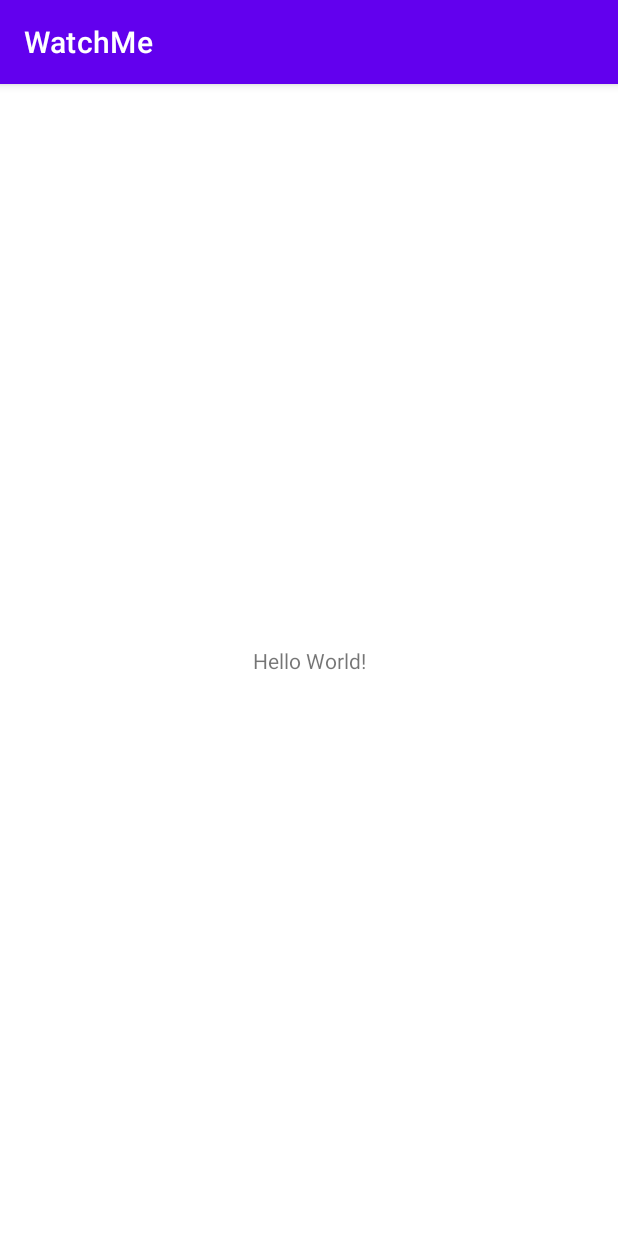
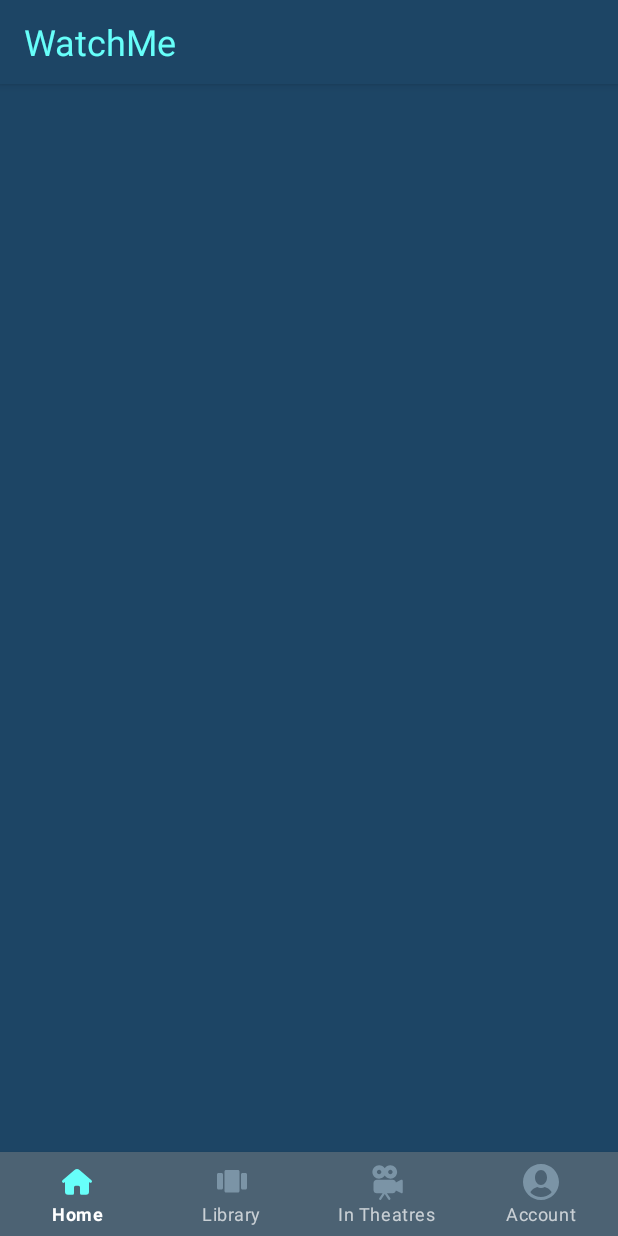
Before and after one commit to humansuity/WatchMe, an Android app: the screen it shows after launch (MainActivity), on a phone screen of 412 x 824 dp. Run offline under Robolectric (Android 15) with nearby library versions, the phone set to English and light mode, and no system bars.

Commit message:
Configured main_activity.xml

```diff
--- a/app/build.gradle
+++ b/app/build.gradle
@@ -51,10 +51,7 @@ dependencies {
     implementation 'com.github.kirich1409:viewbindingpropertydelegate:1.4.4'
 
     /* COROUTINES */
-    implementation 'org.jetbrains.kotlinx:kotlinx-coroutines-android:1.4.1'
-
-    /* FLOW */
-    implementation 'org.jetbrains.kotlinx:kotlinx-coroutines-core:1.4.3'
+    implementation "org.jetbrains.kotlinx:kotlinx-coroutines-android:$kotlin_coroutines_version"
 
     /* FRAGMENT */
     implementation "androidx.fragment:fragment-ktx:$fragment_version"
@@ -69,6 +66,9 @@ dependencies {
     implementation "androidx.navigation:navigation-fragment-ktx:$nav_version"
     implementation "androidx.navigation:navigation-ui-ktx:$nav_version"
 
+    /* COORDINATOR LAYOUT */
+    implementation "androidx.coordinatorlayout:coordinatorlayout:$coordinatorlayout_version"
+
 
 
 
--- a/app/src/main/java/com/humansuit/watchme/ui/MainActivity.kt
+++ b/app/src/main/java/com/humansuit/watchme/ui/MainActivity.kt
@@ -2,6 +2,7 @@ package com.humansuit.watchme.ui
 
 import androidx.appcompat.app.AppCompatActivity
 import android.os.Bundle
+import androidx.appcompat.widget.Toolbar
 import com.humansuit.watchme.R
 
 class MainActivity : AppCompatActivity() {
@@ -9,6 +10,8 @@ class MainActivity : AppCompatActivity() {
     override fun onCreate(savedInstanceState: Bundle?) {
         super.onCreate(savedInstanceState)
         setContentView(R.layout.activity_main)
+        val appToolBar = findViewById<Toolbar>(R.id.appToolBar)
+        setSupportActionBar(appToolBar)
 
     }
 
--- /dev/null
+++ b/app/src/main/res/color/bottom_nav_bar_icons_state.xml
@@ -0,0 +1,9 @@
+<?xml version="1.0" encoding="utf-8"?>
+<selector xmlns:android="http://schemas.android.com/apk/res/android">
+    <item
+        android:state_checked="true"
+        android:color="@color/colorSurfaceHighLight" />
+    <item
+        android:state_checked="false"
+        android:color="@color/colorSurfaceDefault"/>
+</selector>
--- /dev/null
+++ b/app/src/main/res/color/bottom_navigation_text.xml
@@ -0,0 +1,9 @@
+<?xml version="1.0" encoding="utf-8"?>
+<selector xmlns:android="http://schemas.android.com/apk/res/android">
+    <item
+        android:state_checked="true"
+        android:color="@color/textOnPrimaryHighEmphasis" />
+    <item
+        android:state_checked="false"
+        android:color="@color/textOnPrimaryMediumEmphasis" />
+</selector>
--- /dev/null
+++ b/app/src/main/res/drawable/ic_camera_24dp.xml
@@ -0,0 +1,10 @@
+<vector
+    android:height="24dp"
+    android:viewportHeight="32"
+    android:viewportWidth="32"
+    android:width="24dp"
+    xmlns:android="http://schemas.android.com/apk/res/android">
+    <path
+        android:fillColor="#FF000000"
+        android:pathData="M29.5 14.1c-0.3-0.2-0.7-0.2-1 0l-4.6 2.3C23.7 15 22.5 14 21 14H7c-1.7 0-3 1.3-3 3v6c0 1.7 1.3 3 3 3h5.1l-3 4.4c-0.3 0.5-0.2 1.1 0.3 1.4 0.5 0.3 1.1 0.2 1.4-0.3l3.2-4.8 3.2 4.8c0.2 0.3 0.5 0.4 0.8 0.4 0.2 0 0.4-0.1 0.6-0.2 0.5-0.3 0.6-0.9 0.3-1.4l-3-4.4H21c1.5 0 2.7-1 2.9-2.4l4.6 2.3C28.7 26 28.8 26 29 26s0.4-0.1 0.5-0.1c0.3-0.2 0.5-0.5 0.5-0.9V15c0-0.3-0.2-0.7-0.5-0.9zM19 1c-2.1 0-3.9 1.1-5 2.7C12.9 2.1 11.1 1 9 1 5.7 1 3 3.7 3 7s2.7 6 6 6c2.1 0 3.9-1.1 5-2.7 1.1 1.6 2.9 2.7 5 2.7 3.3 0 6-2.7 6-6s-2.7-6-6-6zM9 9C7.9 9 7 8.1 7 7s0.9-2 2-2 2 0.9 2 2-0.9 2-2 2zm10 0c-1.1 0-2-0.9-2-2s0.9-2 2-2 2 0.9 2 2-0.9 2-2 2z"/>
+</vector>
--- /dev/null
+++ b/app/src/main/res/drawable/ic_home_24dp.xml
@@ -0,0 +1,10 @@
+<vector
+    xmlns:android="http://schemas.android.com/apk/res/android"
+    android:width="24dp"
+    android:height="24dp"
+    android:viewportWidth="24"
+    android:viewportHeight="24">
+    <path
+        android:pathData="M21.76 12.14A1 1 0 0 1 21 12.5a1 1 0 0 1-0.64-0.23L20 12v6.5a2 2 0 0 1-2 2h-3a1 1 0 0 1-1-1v-4a1 1 0 0 0-1-1h-2a1 1 0 0 0-1 1v4a1 1 0 0 1-1 1H6a2 2 0 0 1-2-2V12l-0.36 0.3a1 1 0 0 1-1.28-1.54l7.77-6.54a2.86 2.86 0 0 1 3.74 0l7.77 6.54a1 1 0 0 1 0.12 1.38z"
+        android:fillColor="#FF000000"/>
+</vector>
--- /dev/null
+++ b/app/src/main/res/drawable/ic_library_24dp.xml
@@ -0,0 +1,9 @@
+<vector xmlns:android="http://schemas.android.com/apk/res/android"
+    android:width="24dp"
+    android:height="24dp"
+    android:viewportWidth="24"
+    android:viewportHeight="24">
+    <path
+        android:fillColor="#FF000000"
+        android:pathData="M8,19h8c0.55,0 1,-0.45 1,-1L17,5c0,-0.55 -0.45,-1 -1,-1L8,4c-0.55,0 -1,0.45 -1,1v13c0,0.55 0.45,1 1,1zM3,17h2c0.55,0 1,-0.45 1,-1L6,7c0,-0.55 -0.45,-1 -1,-1L3,6c-0.55,0 -1,0.45 -1,1v9c0,0.55 0.45,1 1,1zM18,7v9c0,0.55 0.45,1 1,1h2c0.55,0 1,-0.45 1,-1L22,7c0,-0.55 -0.45,-1 -1,-1h-2c-0.55,0 -1,0.45 -1,1z"/>
+</vector>
--- /dev/null
+++ b/app/src/main/res/drawable/ic_user_24dp.xml
@@ -0,0 +1,10 @@
+<vector
+    xmlns:android="http://schemas.android.com/apk/res/android"
+    android:width="24dp"
+    android:height="24dp"
+    android:viewportWidth="24"
+    android:viewportHeight="24">
+    <path
+        android:fillColor="#FF000000"
+        android:pathData="M12 0C5.4 0 0 5.4 0 12s5.4 12 12 12 12-5.4 12-12S18.6 0 12 0zm0 4c2.2 0 4 2.2 4 5s-1.8 5-4 5-4-2.2-4-5 1.8-5 4-5zm6.6 15.5C16.9 21 14.5 22 12 22s-4.9-1-6.6-2.5c-0.4-0.4-0.5-1-0.1-1.4 1.1-1.3 2.6-2.2 4.2-2.7 0.8 0.4 1.6 0.6 2.5 0.6s1.7-0.2 2.5-0.6c1.7 0.5 3.1 1.4 4.2 2.7 0.4 0.4 0.4 1-0.1 1.4z"/>
+</vector>
--- a/app/src/main/res/layout/activity_main.xml
+++ b/app/src/main/res/layout/activity_main.xml
@@ -1,18 +1,60 @@
 <?xml version="1.0" encoding="utf-8"?>
-<androidx.constraintlayout.widget.ConstraintLayout xmlns:android="http://schemas.android.com/apk/res/android"
+<androidx.coordinatorlayout.widget.CoordinatorLayout xmlns:android="http://schemas.android.com/apk/res/android"
     xmlns:app="http://schemas.android.com/apk/res-auto"
-    xmlns:tools="http://schemas.android.com/tools"
+    android:id="@+id/appRootLayout"
     android:layout_width="match_parent"
     android:layout_height="match_parent"
-    tools:context=".ui.MainActivity">
+    android:fitsSystemWindows="true">
 
-    <TextView
-        android:layout_width="wrap_content"
+    <com.google.android.material.appbar.AppBarLayout
+        android:id="@+id/appBarLayout"
+        android:layout_width="match_parent"
+        android:layout_height="wrap_content">
+
+        <androidx.appcompat.widget.Toolbar
+            android:id="@+id/appToolBar"
+            android:layout_width="match_parent"
+            android:layout_height="?attr/actionBarSize"
+            app:layout_scrollFlags="scroll|enterAlways|snap"
+            app:title="WatchMe"
+            style="@style/Widget.MaterialComponents.Toolbar.MainToolbar"/>
+
+    </com.google.android.material.appbar.AppBarLayout>
+
+    <androidx.core.widget.NestedScrollView
+        android:layout_width="match_parent"
+        android:layout_height="match_parent"
+        android:background="@color/colorSurfaceDark"
+        android:clipToPadding="false"
+        android:fillViewport="true"
+        android:paddingBottom="?attr/actionBarSize"
+        app:layout_behavior="@string/appbar_scrolling_view_behavior"
+        app:layout_constraintBottom_toTopOf="@+id/appBottomNavView"
+        app:layout_constraintEnd_toEndOf="parent"
+        app:layout_constraintStart_toStartOf="parent"
+        app:layout_constraintTop_toTopOf="parent">
+
+        <androidx.fragment.app.FragmentContainerView
+            android:id="@+id/navHostFragment"
+            android:name="androidx.navigation.fragment.NavHostFragment"
+            android:layout_width="match_parent"
+            android:layout_height="match_parent"
+
+            app:defaultNavHost="true" />
+
+    </androidx.core.widget.NestedScrollView>
+
+    <com.google.android.material.bottomnavigation.BottomNavigationView
+        android:id="@+id/appBottomNavView"
+        style="@style/Widget.MaterialComponents.BottomNavigationView.Colored"
+        android:layout_width="match_parent"
         android:layout_height="wrap_content"
-        android:text="Hello World!"
-        app:layout_constraintBottom_toBottomOf="parent"
-        app:layout_constraintLeft_toLeftOf="parent"
-        app:layout_constraintRight_toRightOf="parent"
-        app:layout_constraintTop_toTopOf="parent" />
+        android:layout_gravity="bottom"
+        app:elevation="4dp"
+        app:itemBackground="@color/colorSurface"
+        app:itemIconTint="@color/bottom_nav_bar_icons_state"
+        app:itemTextColor="@color/bottom_navigation_text"
+        app:labelVisibilityMode="labeled"
+        app:menu="@menu/menu_app_destinations" />
 
-</androidx.constraintlayout.widget.ConstraintLayout>
+</androidx.coordinatorlayout.widget.CoordinatorLayout>
--- /dev/null
+++ b/app/src/main/res/layout/fragment_home.xml
@@ -0,0 +1,6 @@
+<?xml version="1.0" encoding="utf-8"?>
+<androidx.constraintlayout.widget.ConstraintLayout
+    xmlns:android="http://schemas.android.com/apk/res/android" android:layout_width="match_parent"
+    android:layout_height="match_parent">
+
+</androidx.constraintlayout.widget.ConstraintLayout>
--- /dev/null
+++ b/app/src/main/res/menu/menu_app_destinations.xml
@@ -0,0 +1,24 @@
+<?xml version="1.0" encoding="utf-8"?>
+<menu xmlns:android="http://schemas.android.com/apk/res/android">
+
+    <item
+        android:id="@+id/homeFragmentDestination"
+        android:icon="@drawable/ic_home_24dp"
+        android:title="@string/bottom_title_home"/>
+
+    <item
+        android:id="@+id/libraryFragmentDestination"
+        android:icon="@drawable/ic_library_24dp"
+        android:title="@string/bottom_title_library" />
+
+    <item
+        android:id="@+id/inTheatresFragmentDestination"
+        android:icon="@drawable/ic_camera_24dp"
+        android:title="@string/bottom_title_in_theatres"/>
+
+    <item
+        android:id="@+id/loggedOutFragmentDestination"
+        android:icon="@drawable/ic_user_24dp"
+        android:title="@string/bottom_title_account" />
+
+</menu>
--- a/app/src/main/res/values-night/themes.xml
+++ b/app/src/main/res/values-night/themes.xml
@@ -1,6 +1,6 @@
 <resources xmlns:tools="http://schemas.android.com/tools">
     <!-- Base application theme. -->
-    <style name="Theme.WatchMe" parent="Theme.MaterialComponents.DayNight.DarkActionBar">
+    <style name="Theme.WatchMe" parent="Theme.MaterialComponents.DayNight.NoActionBar">
         <!-- Primary brand color. -->
         <item name="colorPrimary">@color/purple_200</item>
         <item name="colorPrimaryVariant">@color/purple_700</item>
--- a/app/src/main/res/values/colors.xml
+++ b/app/src/main/res/values/colors.xml
@@ -7,4 +7,14 @@
     <color name="teal_700">#FF018786</color>
     <color name="black">#FF000000</color>
     <color name="white">#FFFFFFFF</color>
+
+    <color name="colorSurfaceDark">#1D4565</color>
+    <color name="colorSurface">#4C6273</color>
+    <color name="colorSurfaceLight">#87ADCB</color>
+    <color name="colorSurfaceHighLight">#67FFFA</color>
+    <color name="colorSurfaceDefault">#7B94A6</color>
+
+    <color name="textOnPrimaryHighEmphasis">#ffffff</color>
+    <color name="textOnPrimaryMediumEmphasis">#B3FFFFFF</color>
+
 </resources>
--- a/app/src/main/res/values/strings.xml
+++ b/app/src/main/res/values/strings.xml
@@ -1,3 +1,7 @@
 <resources>
     <string name="app_name">WatchMe</string>
+    <string name="bottom_title_home">Home</string>
+    <string name="bottom_title_library">Library</string>
+    <string name="bottom_title_in_theatres">In Theatres</string>
+    <string name="bottom_title_account">Account</string>
 </resources>
--- /dev/null
+++ b/app/src/main/res/values/styles.xml
@@ -0,0 +1,9 @@
+<?xml version="1.0" encoding="utf-8"?>
+<resources>
+
+    <style name="Widget.MaterialComponents.Toolbar.MainToolbar">
+        <item name="titleTextAppearance">@style/TextAppearance.MaterialComponents.Headline5</item>
+        <item name="titleTextColor">@color/colorSurfaceHighLight</item>
+    </style>
+
+</resources>
--- a/app/src/main/res/values/themes.xml
+++ b/app/src/main/res/values/themes.xml
@@ -1,8 +1,8 @@
 <resources xmlns:tools="http://schemas.android.com/tools">
     <!-- Base application theme. -->
-    <style name="Theme.WatchMe" parent="Theme.MaterialComponents.DayNight.DarkActionBar">
+    <style name="Theme.WatchMe" parent="Theme.MaterialComponents.DayNight.NoActionBar">
         <!-- Primary brand color. -->
-        <item name="colorPrimary">@color/purple_500</item>
+        <item name="colorPrimary">@color/colorSurfaceDark</item>
         <item name="colorPrimaryVariant">@color/purple_700</item>
         <item name="colorOnPrimary">@color/white</item>
         <!-- Secondary brand color. -->
--- a/build.gradle
+++ b/build.gradle
@@ -25,6 +25,8 @@ ext {
     recyclerview_version = "1.2.0-rc01"
     lifecycle_version = "2.3.1"
     fragment_version = "1.3.2"
+    coordinatorlayout_version = "1.1.0"
+    kotlin_coroutines_version = "1.4.1"
 }
 
 allprojects {
```
